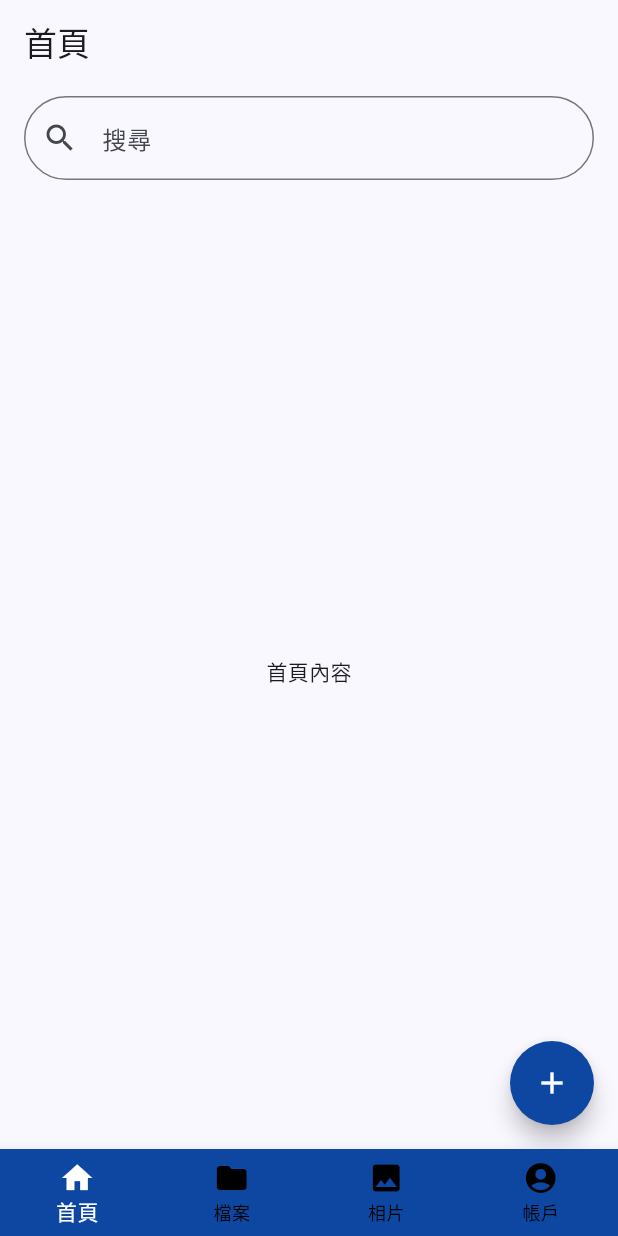
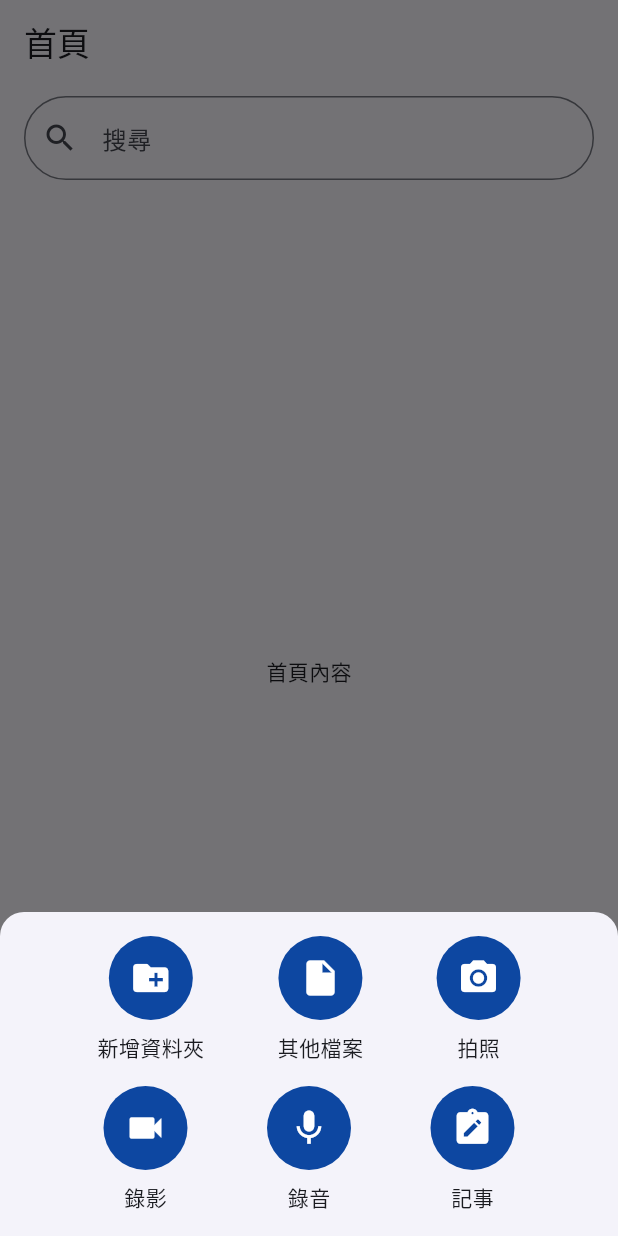
Before and after one commit to oakleychen0707/cameraUploadUI, a Flutter app: the screen it shows after launch, after a tap on the "add" icon, on a phone screen of 412 x 824 dp. Run offline on Flutter 3.47's test engine with Material 3 defaults, Android fonts, the phone set to English and light mode, and no system bars; our stand-ins replace image_picker.

Commit message:
新增 點選 + 號後的選單

```diff
--- /dev/null
+++ b/lib/MenuHelper.dart
@@ -0,0 +1,70 @@
+import 'package:flutter/material.dart';
+import 'imagePickerHelper.dart';
+import 'package:image_picker/image_picker.dart';
+
+class MenuHelper {
+  static void showMenu(BuildContext context) {
+    showModalBottomSheet(
+      context: context,
+      shape: const RoundedRectangleBorder(
+        borderRadius: BorderRadius.vertical(top: Radius.circular(16)),
+      ),
+      builder: (context) => Padding(
+        padding: const EdgeInsets.all(16.0),
+        child: Column(
+          mainAxisSize: MainAxisSize.min,
+          children: [
+            Row(
+              mainAxisAlignment: MainAxisAlignment.spaceEvenly,
+              children: [
+                _buildMenuItem(context, Icons.create_new_folder, '新增資料夾', () {}),
+                _buildMenuItem(context, Icons.insert_drive_file, '其他檔案', () => ImagePickerHelper.pickImage()),
+                _buildMenuItem(context, Icons.camera_alt, '拍照', () => _pickImage(ImageSource.camera)),
+              ],
+            ),
+            const SizedBox(height: 16),
+            Row(
+              mainAxisAlignment: MainAxisAlignment.spaceEvenly,
+              children: [
+                _buildMenuItem(context, Icons.videocam, '錄影', () => _pickVideo(ImageSource.camera)),
+                _buildMenuItem(context, Icons.mic, '錄音', () {}),
+                _buildMenuItem(context, Icons.note_alt, '記事', () {}),
+              ],
+            ),
+          ],
+        ),
+      ),
+    );
+  }
+
+  static Widget _buildMenuItem(BuildContext context, IconData icon, String label, VoidCallback onTap) {
+    return GestureDetector(
+      onTap: () {
+        Navigator.pop(context);
+        onTap();
+      },
+      child: Column(
+        mainAxisSize: MainAxisSize.min,
+        children: [
+          CircleAvatar(
+            radius: 28,
+            backgroundColor: Colors.blue.shade900,
+            child: Icon(icon, color: Colors.white, size: 28),
+          ),
+          const SizedBox(height: 8),
+          Text(label, style: const TextStyle(fontSize: 14)),
+        ],
+      ),
+    );
+  }
+
+  static Future<void> _pickImage(ImageSource source) async {
+    final picker = ImagePicker();
+    await picker.pickImage(source: source);
+  }
+
+  static Future<void> _pickVideo(ImageSource source) async {
+    final picker = ImagePicker();
+    await picker.pickVideo(source: source);
+  }
+}
--- a/lib/file_page.dart
+++ b/lib/file_page.dart
@@ -1,5 +1,5 @@
 import 'package:flutter/material.dart';
-import 'image_picker_helper.dart';
+import 'MenuHelper.dart';
 
 class FilePage extends StatefulWidget {
   const FilePage({super.key});
@@ -53,13 +53,10 @@ class _FilePageState extends State<FilePage> {
         ],
       ),
       floatingActionButton: FloatingActionButton(
-        onPressed: () => ImagePickerHelper.pickImage(),  // 調用共用的 pickImage 方法
-        child: const Icon(
-          Icons.add,
-          color: Colors.white,  // 圖標顏色
-        ),
-        backgroundColor: Colors.blue.shade900,  // 按鈕背景顏色
-        shape: CircleBorder(),
+        onPressed: () => MenuHelper.showMenu(context),
+        child: const Icon(Icons.add, color: Colors.white),
+        backgroundColor: Colors.blue.shade900,
+        shape: const CircleBorder(),
       ),
     );
   }
--- a/lib/home_page.dart
+++ b/lib/home_page.dart
@@ -1,5 +1,5 @@
 import 'package:flutter/material.dart';
-import 'image_picker_helper.dart';
+import 'MenuHelper.dart';
 
 class HomePage extends StatefulWidget {
   const HomePage({super.key});
@@ -9,7 +9,6 @@ class HomePage extends StatefulWidget {
 }
 
 class _HomePageState extends State<HomePage> {
-  // 用來存儲搜尋框的文字
   final TextEditingController _searchController = TextEditingController();
 
   @override
@@ -17,8 +16,8 @@ class _HomePageState extends State<HomePage> {
     return Scaffold(
       appBar: AppBar(
         title: const Align(
-          alignment: Alignment.centerLeft,  // 將標題設為靠左
-          child: Text('首頁'),  // 設定標題文字
+          alignment: Alignment.centerLeft,
+          child: Text('首頁'),
         ),
       ),
       body: Column(
@@ -35,12 +34,11 @@ class _HomePageState extends State<HomePage> {
               decoration: InputDecoration(
                 labelText: '搜尋',
                 border: OutlineInputBorder(
-                  borderRadius: BorderRadius.circular(30.0),  // 設定圓角
+                  borderRadius: BorderRadius.circular(30.0),
                 ),
                 prefixIcon: const Icon(Icons.search),
               ),
               onChanged: (query) {
-                // 這裡可以處理搜尋邏輯，根據輸入更新界面
                 print('搜尋內容: $query');
               },
             ),
@@ -53,13 +51,10 @@ class _HomePageState extends State<HomePage> {
         ],
       ),
       floatingActionButton: FloatingActionButton(
-        onPressed: () => ImagePickerHelper.pickImage(),  // 調用共用的 pickImage 方法
-        child: const Icon(
-          Icons.add,
-          color: Colors.white,  // 圖標顏色
-        ),
-        backgroundColor: Colors.blue.shade900,  // 按鈕背景顏色
-        shape: CircleBorder(),
+        onPressed: () => MenuHelper.showMenu(context),
+        child: const Icon(Icons.add, color: Colors.white),
+        backgroundColor: Colors.blue.shade900,
+        shape: const CircleBorder(),
       ),
     );
   }
--- a/lib/photo_page.dart
+++ b/lib/photo_page.dart
@@ -1,5 +1,5 @@
 import 'package:flutter/material.dart';
-import 'image_picker_helper.dart';
+import 'MenuHelper.dart';
 
 class PhotoPage extends StatefulWidget {
   const PhotoPage({super.key});
@@ -53,13 +53,10 @@ class _PhotoPageState extends State<PhotoPage> {
         ],
       ),
       floatingActionButton: FloatingActionButton(
-        onPressed: () => ImagePickerHelper.pickImage(),  // 調用共用的 pickImage 方法
-        child: const Icon(
-          Icons.add,
-          color: Colors.white,  // 圖標顏色
-        ),
-        backgroundColor: Colors.blue.shade900,  // 按鈕背景顏色
-        shape: CircleBorder(),
+        onPressed: () => MenuHelper.showMenu(context),
+        child: const Icon(Icons.add, color: Colors.white),
+        backgroundColor: Colors.blue.shade900,
+        shape: const CircleBorder(),
       ),
     );
   }
```
Also changed, not shown: lib/imagePickerHelper.dart (renamed from lib/image_picker_helper.dart).
